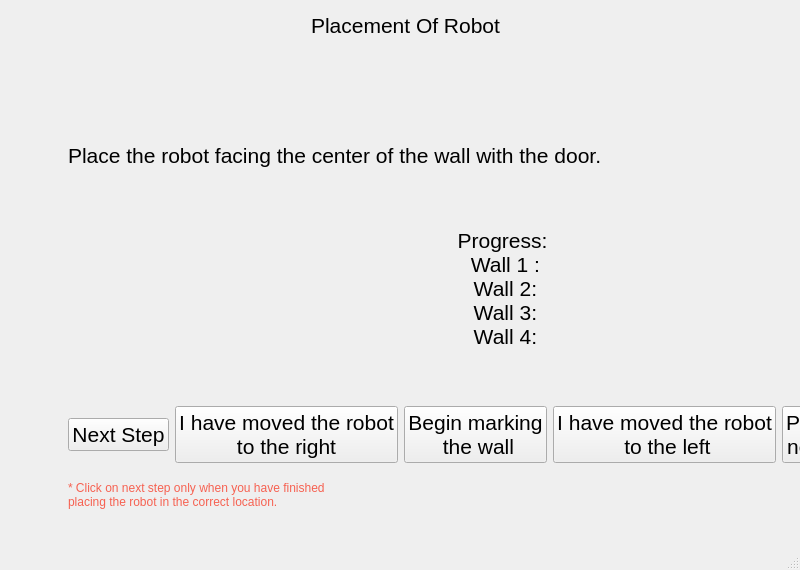
mokzhizhuan/GreyForm_UIs, file newui_Greyform/UI_Design/greyform_sweefeng.ui: the form before one commit.
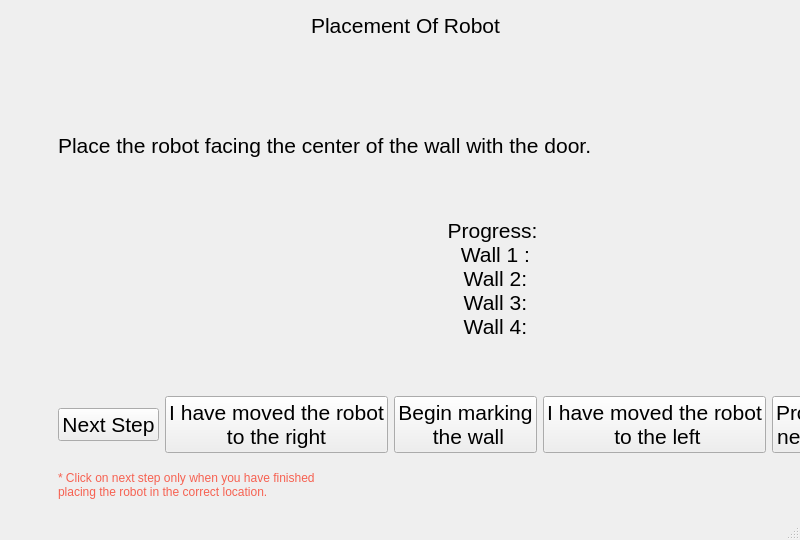
The form after the commit.

```diff
--- a/newui_Greyform/UI_Design/greyform_sweefeng.ui
+++ b/newui_Greyform/UI_Design/greyform_sweefeng.ui
@@ -7,7 +7,7 @@
     <x>0</x>
     <y>0</y>
     <width>800</width>
-    <height>570</height>
+    <height>540</height>
    </rect>
   </property>
   <property name="font">
@@ -32,8 +32,8 @@
      <widget class="QWidget" name="verticalLayoutWidget_3">
       <property name="geometry">
        <rect>
-        <x>10</x>
-        <y>30</y>
+        <x>0</x>
+        <y>20</y>
         <width>917</width>
         <height>481</height>
        </rect>
@@ -68,6 +68,9 @@
                 <string>Place the robot facing the center of the wall with the door.
 </string>
                </property>
+               <property name="wordWrap">
+                <bool>false</bool>
+               </property>
               </widget>
              </item>
              <item>
@@ -77,23 +80,7 @@
                </property>
                <property name="sizeHint" stdset="0">
                 <size>
-                 <width>20</width>
-                 <height>40</height>
-                </size>
-               </property>
-              </spacer>
-             </item>
-             <item>
-              <spacer name="verticalSpacer_3">
-               <property name="orientation">
-                <enum>Qt::Vertical</enum>
-               </property>
-               <property name="sizeType">
-                <enum>QSizePolicy::Expanding</enum>
-               </property>
-               <property name="sizeHint" stdset="0">
-                <size>
-                 <width>20</width>
+                 <width>100</width>
                  <height>40</height>
                 </size>
                </property>
```
